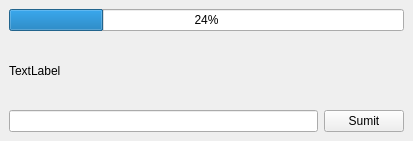
The window that main_ui.ui (geesk/pyqt5_thread_example) describes before a commit, drawn with Qt 5.
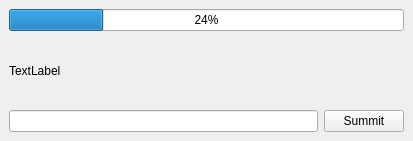
The same window after the commit.

Commit message: fix : 부끄러운 오타 수정

Diff of the .ui file:
```diff
--- a/main_ui.ui
+++ b/main_ui.ui
@@ -37,7 +37,7 @@
       <item>
        <widget class="QPushButton" name="pushButton">
         <property name="text">
-         <string>Sumit</string>
+         <string>Summit</string>
         </property>
        </widget>
       </item>
```
The commit also changes 1 other file.
